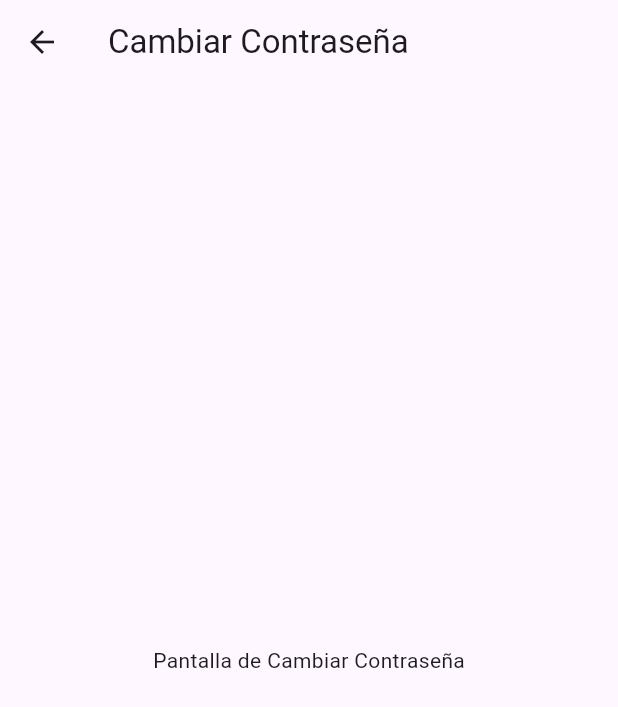
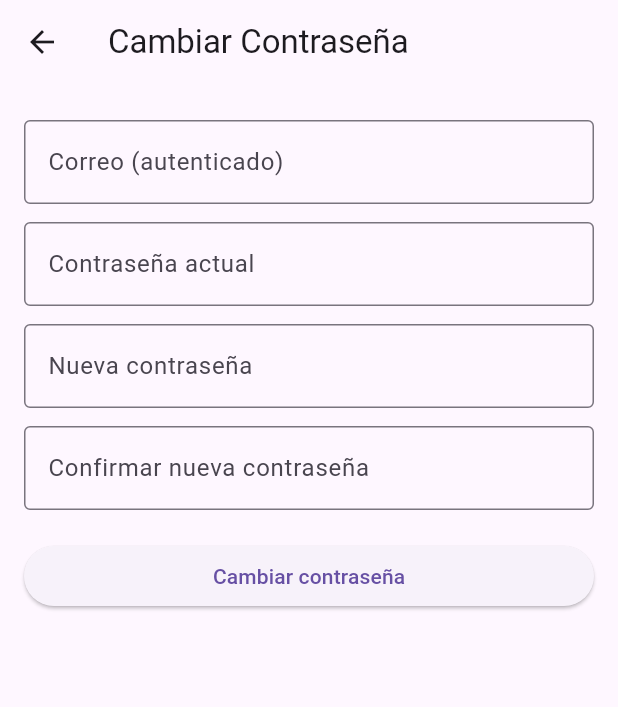
Before and after one commit to GabrielMolinaUsm135/PROYECTO-MOVIL-FRONTEND, a Flutter app: the CambiarPass screen opened directly, on a phone screen of 412 x 824 dp. Shown: the top 707 px of the screen. Run offline on Flutter 3.47's test engine with Material 3 defaults, Android fonts, the phone set to English and light mode, and no system bars; our stand-ins replace cloud_firestore, firebase_auth, firebase_core, flutter_material_design_icons, shared_preferences; accounts and stored records are empty.

Commit message:
Cambiar Contraseña

```diff
--- a/front/firebase_app_tui/firebase_app_tui/lib/vistas/login/CambiarPass.dart
+++ b/front/firebase_app_tui/firebase_app_tui/lib/vistas/login/CambiarPass.dart
@@ -1,16 +1,145 @@
 import 'package:flutter/material.dart';
+import 'package:firebase_auth/firebase_auth.dart';
 
-class CambiarPass extends StatelessWidget {
+class CambiarPass extends StatefulWidget {
   const CambiarPass({super.key});
+
+  @override
+  State<CambiarPass> createState() => _CambiarPassState();
+}
+
+class _CambiarPassState extends State<CambiarPass> {
+  final _emailController = TextEditingController();
+  final _currentPasswordController = TextEditingController();
+  final _newPasswordController = TextEditingController();
+  final _confirmPasswordController = TextEditingController();
+  final _formKey = GlobalKey<FormState>();
+  bool _loading = false;
+
+  @override
+  void initState() {
+    super.initState();
+    final user = FirebaseAuth.instance.currentUser;
+    if (user != null && user.email != null) {
+      _emailController.text = user.email!;
+    }
+  }
+
+  @override
+  void dispose() {
+    _emailController.dispose();
+    _currentPasswordController.dispose();
+    _newPasswordController.dispose();
+    _confirmPasswordController.dispose();
+    super.dispose();
+  }
+
+  Future<void> _changePassword() async {
+    final email = _emailController.text.trim();
+    final current = _currentPasswordController.text;
+    final neu = _newPasswordController.text;
+    final conf = _confirmPasswordController.text;
+
+    if (email.isEmpty || current.isEmpty || neu.isEmpty || conf.isEmpty) {
+      ScaffoldMessenger.of(context).showSnackBar(const SnackBar(content: Text('Complete todos los campos')));
+      return;
+    }
+    if (neu.length < 6) {
+      ScaffoldMessenger.of(context).showSnackBar(const SnackBar(content: Text('La nueva contraseña debe tener al menos 6 caracteres')));
+      return;
+    }
+    if (neu != conf) {
+      ScaffoldMessenger.of(context).showSnackBar(const SnackBar(content: Text('La confirmación no coincide')));
+      return;
+    }
+
+    final user = FirebaseAuth.instance.currentUser;
+    if (user == null || user.email == null) {
+      ScaffoldMessenger.of(context).showSnackBar(const SnackBar(content: Text('No hay usuario autenticado')));
+      return;
+    }
+
+    if (user.email!.toLowerCase() != email.toLowerCase()) {
+      ScaffoldMessenger.of(context).showSnackBar(const SnackBar(content: Text('El correo ingresado no coincide con el usuario autenticado')));
+      return;
+    }
+
+    setState(() => _loading = true);
+    try {
+      final cred = EmailAuthProvider.credential(email: user.email!, password: current);
+      await user.reauthenticateWithCredential(cred);
+      await user.updatePassword(neu);
+      setState(() => _loading = false);
+      await showDialog<void>(
+        context: context,
+        builder: (context) => AlertDialog(
+          title: const Text('Contraseña actualizada'),
+          content: const Text('La contraseña ha sido cambiada con éxito.'),
+          actions: [
+            TextButton(onPressed: () => Navigator.of(context).pop(), child: const Text('Aceptar')),
+          ],
+        ),
+      );
+      Navigator.of(context).pop();
+    } on FirebaseAuthException catch (e) {
+      setState(() => _loading = false);
+      String msg = 'Error al actualizar la contraseña';
+      if (e.code == 'wrong-password') msg = 'Contraseña actual incorrecta';
+      if (e.code == 'weak-password') msg = 'La contraseña es demasiado débil';
+      ScaffoldMessenger.of(context).showSnackBar(SnackBar(content: Text(msg)));
+    } catch (e) {
+      setState(() => _loading = false);
+      ScaffoldMessenger.of(context).showSnackBar(const SnackBar(content: Text('Ocurrió un error. Intente nuevamente.')));
+    }
+  }
 
   @override
   Widget build(BuildContext context) {
     return Scaffold(
-      appBar: AppBar(
-        title: const Text('Cambiar Contraseña'),
-      ),
-      body: const Center(
-        child: Text('Pantalla de Cambiar Contraseña'),
+      appBar: AppBar(title: const Text('Cambiar Contraseña')),
+      body: Padding(
+        padding: const EdgeInsets.all(16.0),
+        child: Form(
+          key: _formKey,
+          child: SingleChildScrollView(
+            child: Column(
+              children: [
+                const SizedBox(height: 8),
+                TextFormField(
+                  controller: _emailController,
+                  readOnly: true,
+                  decoration: const InputDecoration(labelText: 'Correo (autenticado)', border: OutlineInputBorder()),
+                ),
+                const SizedBox(height: 12),
+                TextFormField(
+                  controller: _currentPasswordController,
+                  obscureText: true,
+                  decoration: const InputDecoration(labelText: 'Contraseña actual', border: OutlineInputBorder()),
+                ),
+                const SizedBox(height: 12),
+                TextFormField(
+                  controller: _newPasswordController,
+                  obscureText: true,
+                  decoration: const InputDecoration(labelText: 'Nueva contraseña', border: OutlineInputBorder()),
+                ),
+                const SizedBox(height: 12),
+                TextFormField(
+                  controller: _confirmPasswordController,
+                  obscureText: true,
+                  decoration: const InputDecoration(labelText: 'Confirmar nueva contraseña', border: OutlineInputBorder()),
+                ),
+                const SizedBox(height: 20),
+                SizedBox(
+                  width: double.infinity,
+                  child: ElevatedButton(
+                    onPressed: _loading ? null : _changePassword,
+                    child: _loading ? const SizedBox(width: 20, height: 20, child: CircularProgressIndicator(strokeWidth: 2, color: Colors.white)) : const Text('Cambiar contraseña'),
+                  ),
+                ),
+              ],
+            ),
+          ),
+        ),
       ),
     );
   }
--- a/front/firebase_app_tui/firebase_app_tui/lib/vistas/service/carrito_service.dart
+++ b/front/firebase_app_tui/firebase_app_tui/lib/vistas/service/carrito_service.dart
@@ -1,4 +1,3 @@
-import 'package:cloud_firestore/cloud_firestore.dart';
 import 'package:flutter/material.dart';
 
 class CartItem {
```
